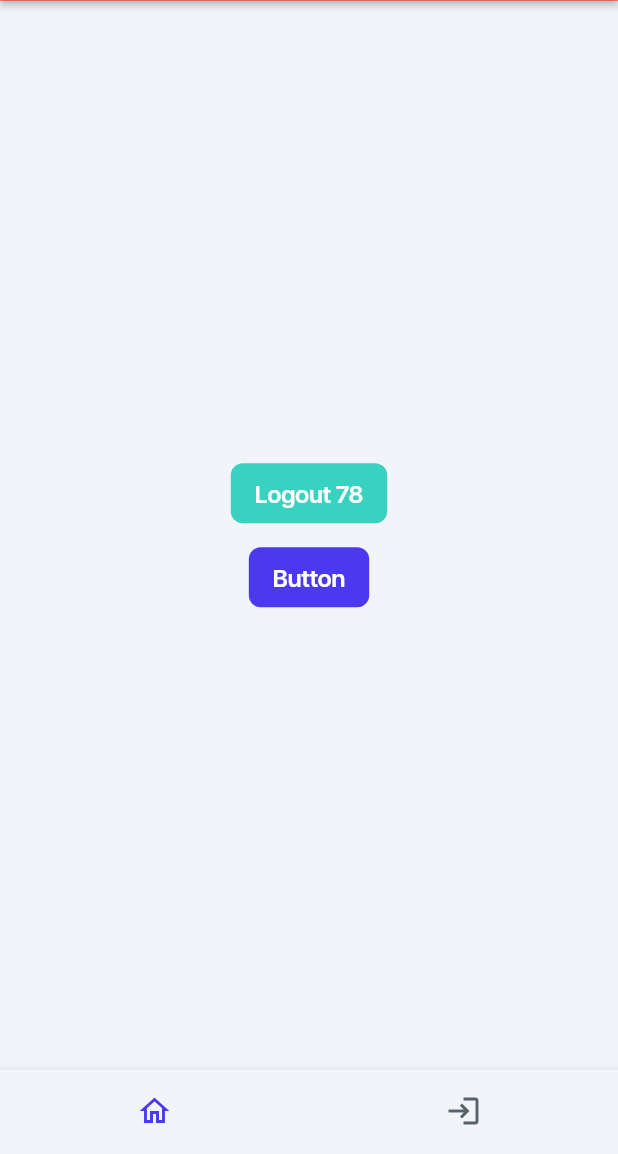
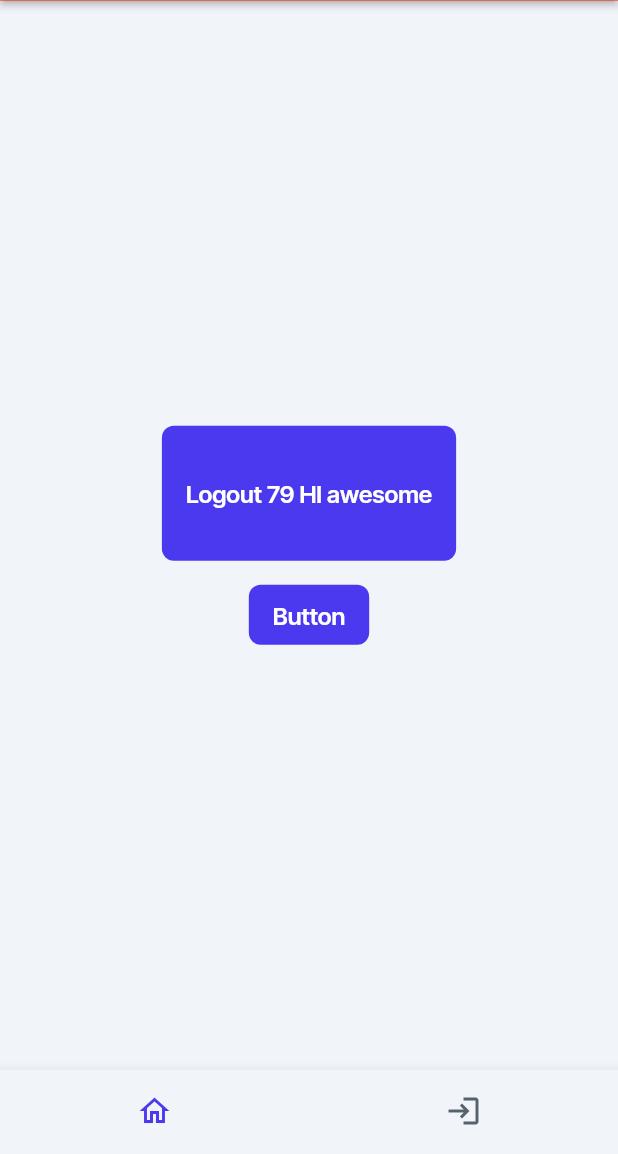
Before and after one commit to ffhr/FlutterFlowBenchmark, a Flutter app: the screen it shows once a user with an empty profile is signed in, on a phone screen of 412 x 824 dp, the part 82-1236 px from its top. Run offline on Flutter 3.47's test engine with Material 3 defaults, Android fonts, the phone set to English and light mode, and no system bars; drawn by our look-alikes of auto_size_text; our stand-ins replace firebase_auth, firebase_core, font_awesome_flutter, from_css_color, go_router, google_fonts and 6 more; missing offline and left inert: json_path; accounts and stored records are empty; statements that could not run were skipped.

Commit message:
Updating to latest FlutterFlow output.

```diff
--- a/lib/pages/home_page/home_page_widget.dart
+++ b/lib/pages/home_page/home_page_widget.dart
@@ -77,14 +77,14 @@ class _HomePageWidgetState extends State<HomePageWidget> {
 
                     context.goNamedAuth('LoginPage', context.mounted);
                   },
-                  text: 'Logout 78',
+                  text: 'Logout 79 HI awesome',
                   options: FFButtonOptions(
-                    height: 40.0,
+                    height: 90.0,
                     padding:
                         EdgeInsetsDirectional.fromSTEB(16.0, 0.0, 16.0, 0.0),
                     iconPadding:
                         EdgeInsetsDirectional.fromSTEB(0.0, 0.0, 0.0, 0.0),
-                    color: FlutterFlowTheme.of(context).secondary,
+                    color: FlutterFlowTheme.of(context).primary,
                     textStyle: FlutterFlowTheme.of(context).titleSmall.override(
                           fontFamily: 'Inter Tight',
                           color: Colors.white,
```
